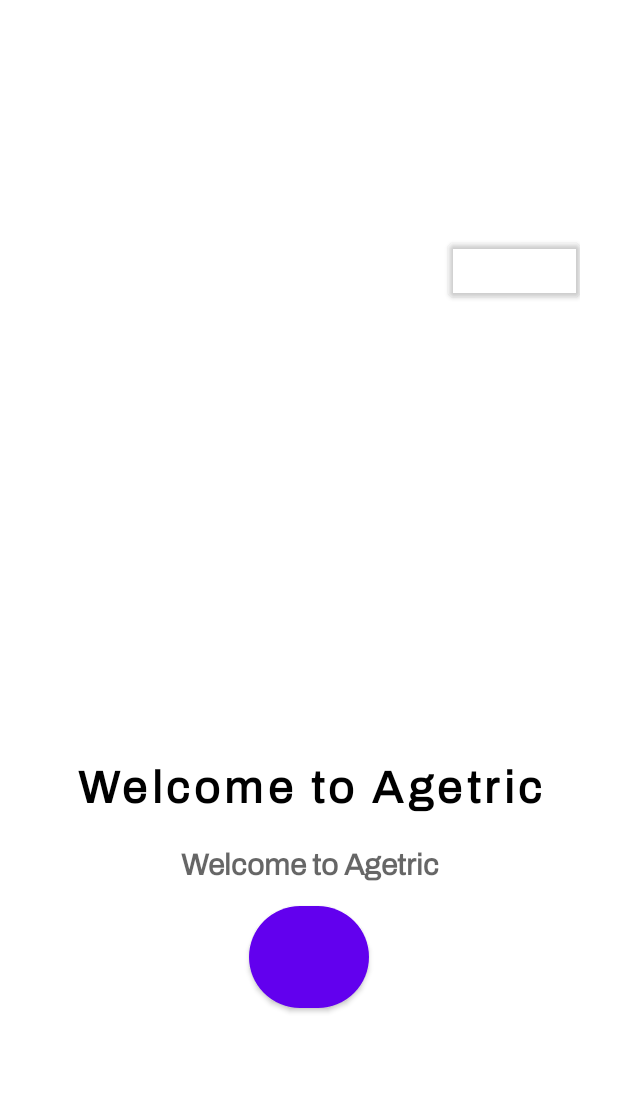
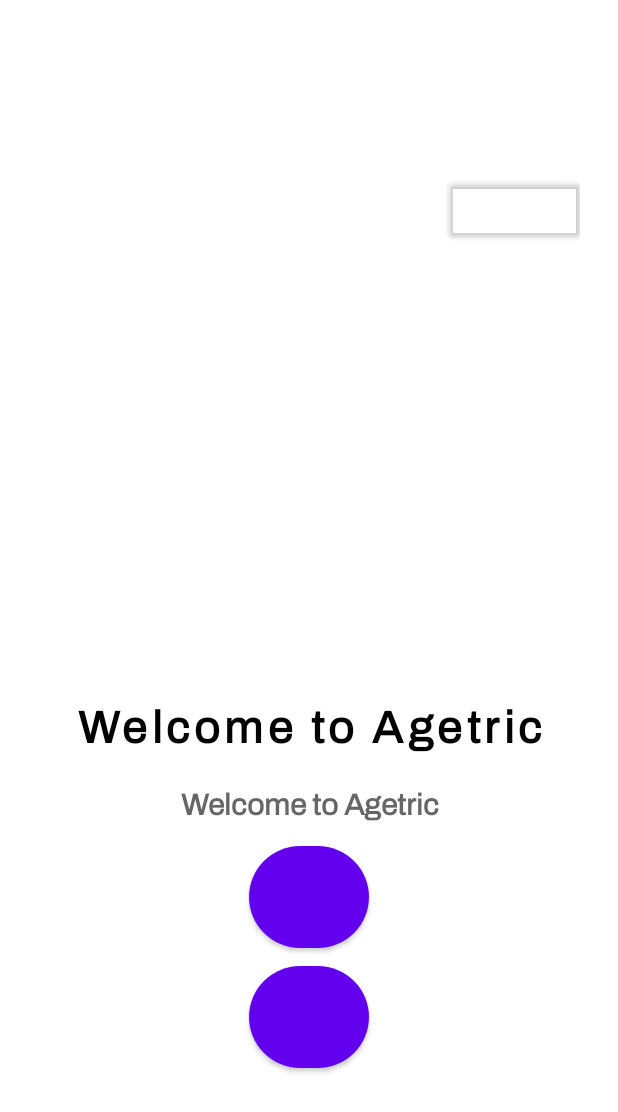
Before and after one commit to Adamweb-jido/AgeCalculator, an Android app: the layout onboard_fragment.xml on its own in the app's theme, with its tools: preview values and no code run, on a phone screen of 412 x 824 dp. Shown: the top 1112 px of the screen. Run offline under Robolectric (Android 15) with nearby library versions, the phone set to English and light mode, and no system bars.

Commit message:
Friday commit

```diff
--- a/app/src/main/java/com/adamweb/agecalculator/OnboardFragment.kt
+++ b/app/src/main/java/com/adamweb/agecalculator/OnboardFragment.kt
@@ -22,7 +22,12 @@
 
     override fun onViewCreated(view: View, savedInstanceState: Bundle?) {
         val args = requireArguments()
+        binding.onboardImg.setImageResource(args.getInt("images"))
+        binding.onboardTittle.setText(args.getString("Title"))
+        binding.onboardDesc.setText(args.getString("Descriptions"))
 
+        val isLast = args.getBoolean("isLast", false)
+        binding.ageMeBtn.visibility = if (isLast) View.VISIBLE else View.GONE
     }
 
 }
--- a/app/src/main/res/layout/onboard_fragment.xml
+++ b/app/src/main/res/layout/onboard_fragment.xml
@@ -57,6 +57,15 @@
         android:textStyle="bold" />
 
     <com.google.android.material.button.MaterialButton
+        android:id="@+id/nextBtn"
+        android:layout_width="80dp"
+        android:layout_height="80dp"
+        app:cornerRadius="100dp"
+        android:text=""
+        android:textSize="50sp"
+        android:textAlignment="center"/>
+    <com.google.android.material.button.MaterialButton
+        android:id="@+id/ageMeBtn"
         android:layout_width="80dp"
         android:layout_height="80dp"
         app:cornerRadius="100dp"
```
